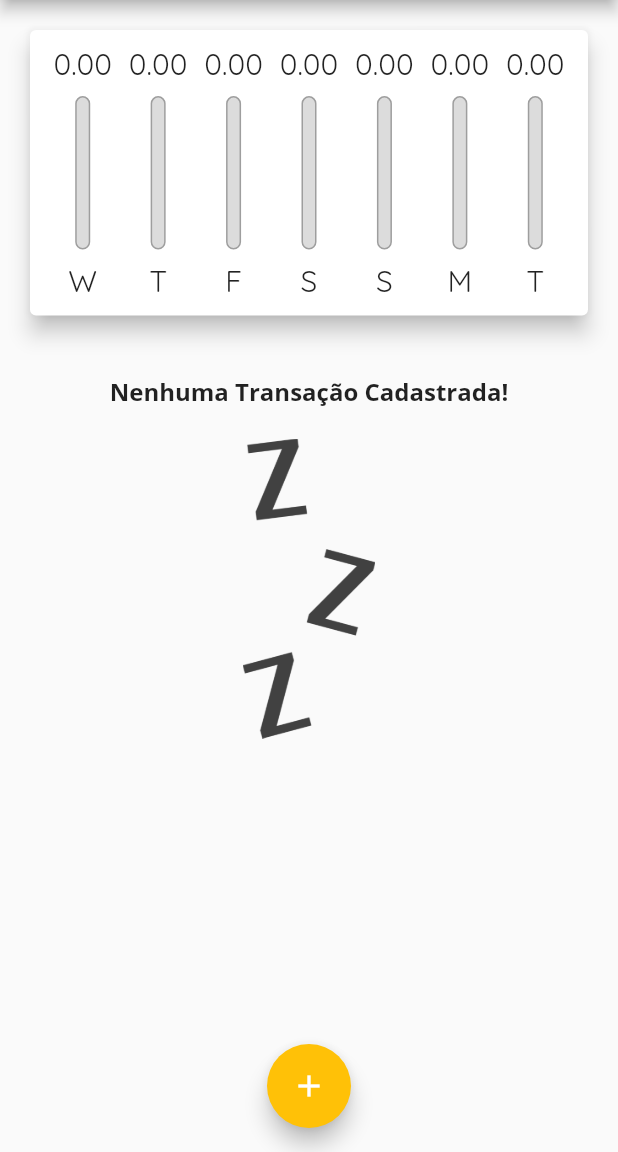
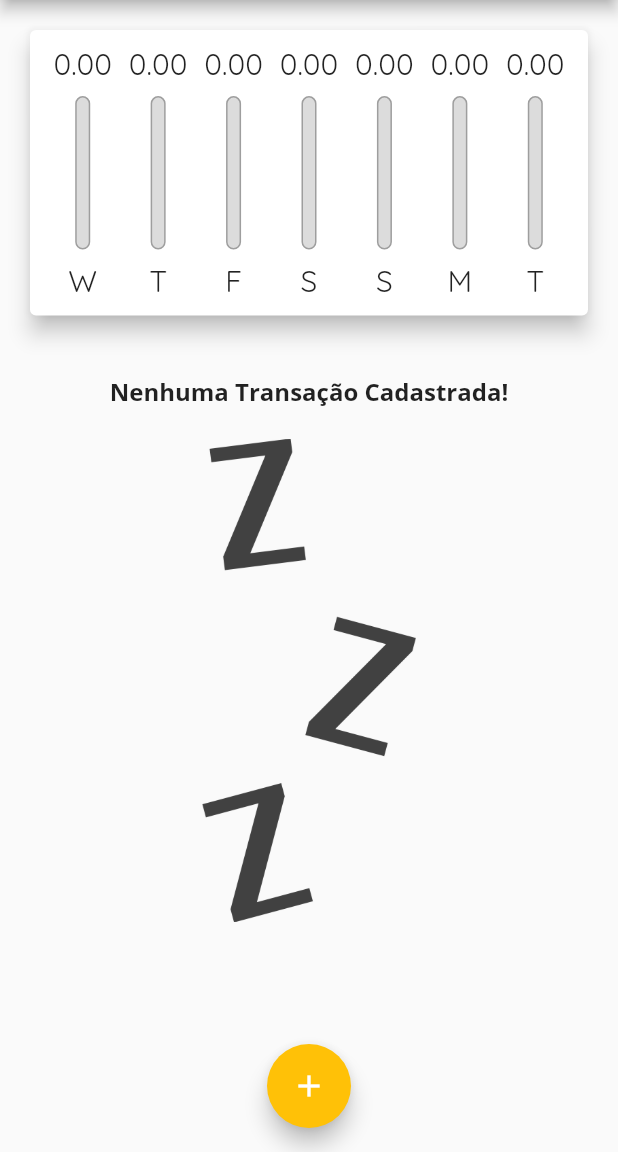
Before and after one commit to lucastome/expenses, a Flutter app: the screen it shows after launch, on a phone screen of 412 x 824 dp, the part 84-1236 px from its top. Run offline on Flutter 3.47's test engine with Material 2 defaults, Android fonts, the phone set to English and light mode, and no system bars.

Commit message:
Adjust landscape orientation

```diff
--- a/lib/components/transaction_list.dart
+++ b/lib/components/transaction_list.dart
@@ -11,23 +11,25 @@ class TransactionList extends StatelessWidget {
   @override
   Widget build(BuildContext context) {
     return transactions.isEmpty
-        ? Column(
+        ? LayoutBuilder(builder: (ctx, constraints) {
+            return Column(
               children: [
-              SizedBox(height: 20),
+                const SizedBox(height: 20),
                 Text(
                   'Nenhuma Transação Cadastrada!',
                   style: Theme.of(context).textTheme.titleMedium,
                 ),
-              SizedBox(height: 20),
+                const SizedBox(height: 20),
                 Container(
-                height: 200,
+                  height: constraints.maxHeight * 0.6,
                   child: Image.asset(
                     'assets/images/waiting.png',
                     fit: BoxFit.cover,
                   ),
                 ),
               ],
-          )
+            );
+          })
         : ListView.builder(
             itemCount: transactions.length,
             itemBuilder: (ctx, index) {
--- a/lib/main.dart
+++ b/lib/main.dart
@@ -50,6 +50,7 @@ class MyHomePage extends StatefulWidget {
 
 class _MyHomePageState extends State<MyHomePage> {
   final List<Transaction> _transactions = [];
+  bool _showChart = false;
 
   List<Transaction> get _recentTransactions {
     return _transactions.where((tr) {
@@ -91,15 +92,27 @@ class _MyHomePageState extends State<MyHomePage> {
 
   @override
   Widget build(BuildContext context) {
+    bool isLandscape =
+        MediaQuery.of(context).orientation == Orientation.landscape;
+
     final appBar = AppBar(
       title: const Text(
         'Despesas Pessoais',
       ),
       actions: [
+        if (isLandscape)
+          IconButton(
+            icon: Icon(_showChart ? Icons.list : Icons.show_chart),
+            onPressed: () {
+              setState(() {
+                _showChart = !_showChart;
+              });
+            },
+          ),
         IconButton(
           icon: const Icon(Icons.add),
           onPressed: () => _openTransactionFormModal(context),
-        )
+        ),
       ],
     );
 
@@ -113,10 +126,12 @@ class _MyHomePageState extends State<MyHomePage> {
         child: Column(
           crossAxisAlignment: CrossAxisAlignment.stretch,
           children: [
+            if (_showChart || !isLandscape)
               Container(
-              height: availabeHeight * 0.30,
+                height: availabeHeight * (isLandscape ? 0.7 : 0.30),
                 child: Chart(_recentTransactions),
               ),
+            if (!_showChart || !isLandscape)
               Container(
                 height: availabeHeight * 0.70,
                 child: TransactionList(_transactions, _removeTransaction),
```
Lines whose indentation alone changed are shown as unchanged.
